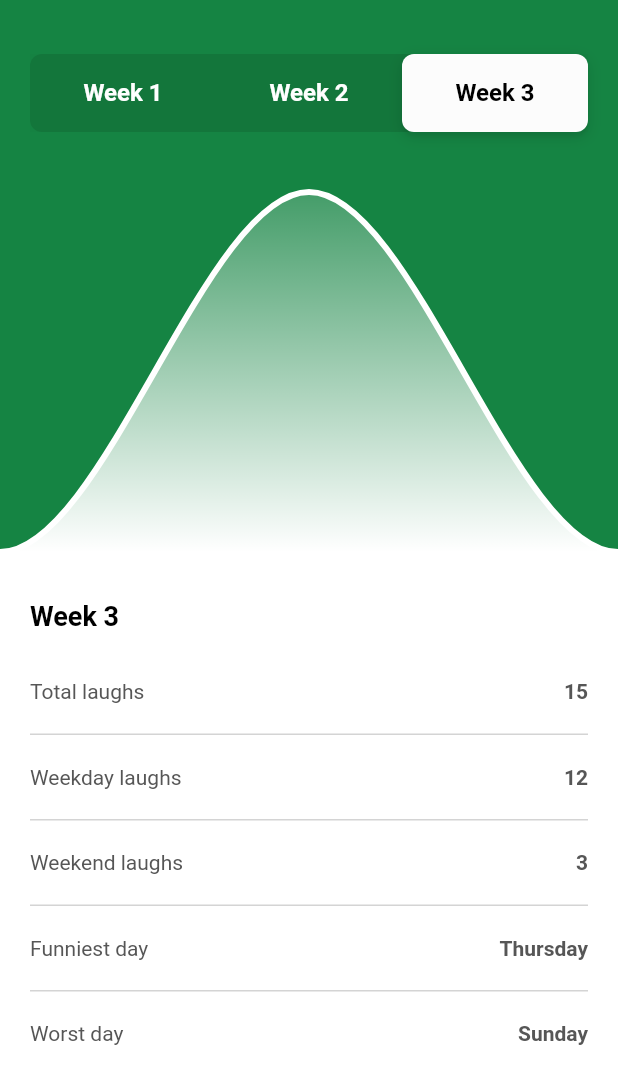
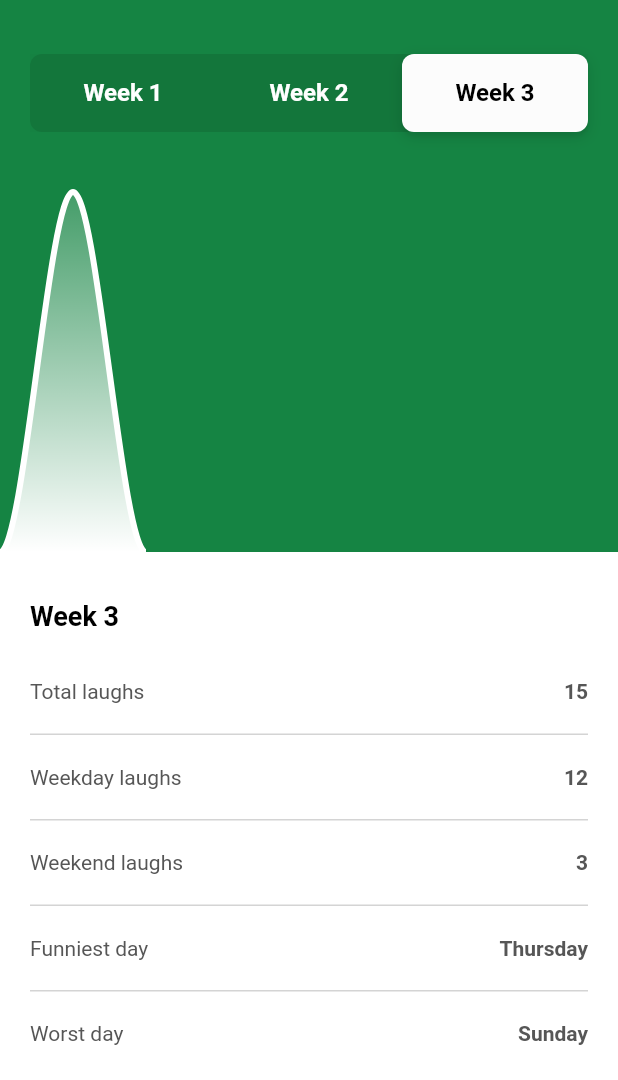
Before and after one commit to Wisdozzh/curve_line_demo, a Flutter app: the screen it shows after launch, on a phone screen of 412 x 824 dp, the part 156-1236 px from its top. Run offline on Flutter 3.47's test engine with Material 2 defaults, Android fonts, the phone set to English and light mode, and no system bars.

Commit message:
feat:adding padding

```diff
--- a/lib/main.dart
+++ b/lib/main.dart
@@ -41,6 +41,9 @@
 
 class _DashboardState extends State<Dashboard> with SingleTickerProviderStateMixin{
   int activeWeek = 3;
+  static const leftPadding = 60.0;
+  static const rightPadding = 60.0;
+
   PageController summaryController = PageController(
     viewportFraction: 1,
     initialPage: 3
@@ -160,7 +163,8 @@
     final width = MediaQuery.of(context).size.width;
     final height = chartHeight;
     final path = Path();
-    final segmentWidth = width / 3 / 2;
+    final segmentWidth =
+        (width - leftPadding - rightPadding) / ((chartData.length - 1) * 3);
     path.moveTo(0, height);
     path.cubicTo(segmentWidth, height, 2 * segmentWidth, 0, 3 * segmentWidth, 0);
     path.cubicTo(4 * segmentWidth, 0, 5 * segmentWidth, height, 6 * segmentWidth, height);
```
